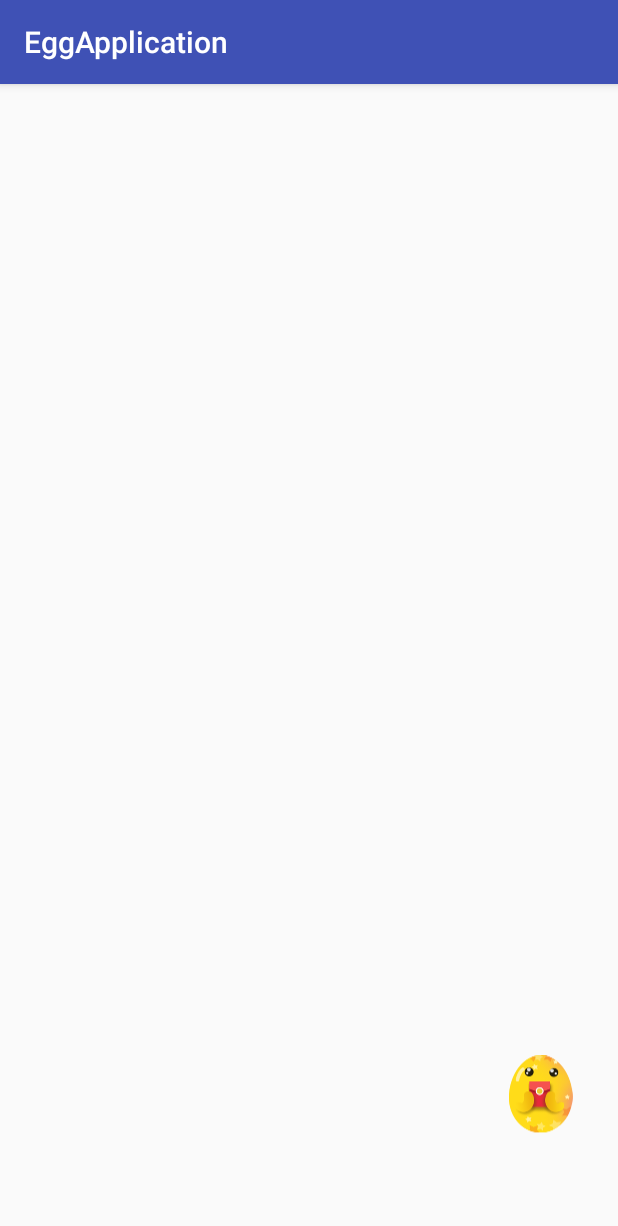
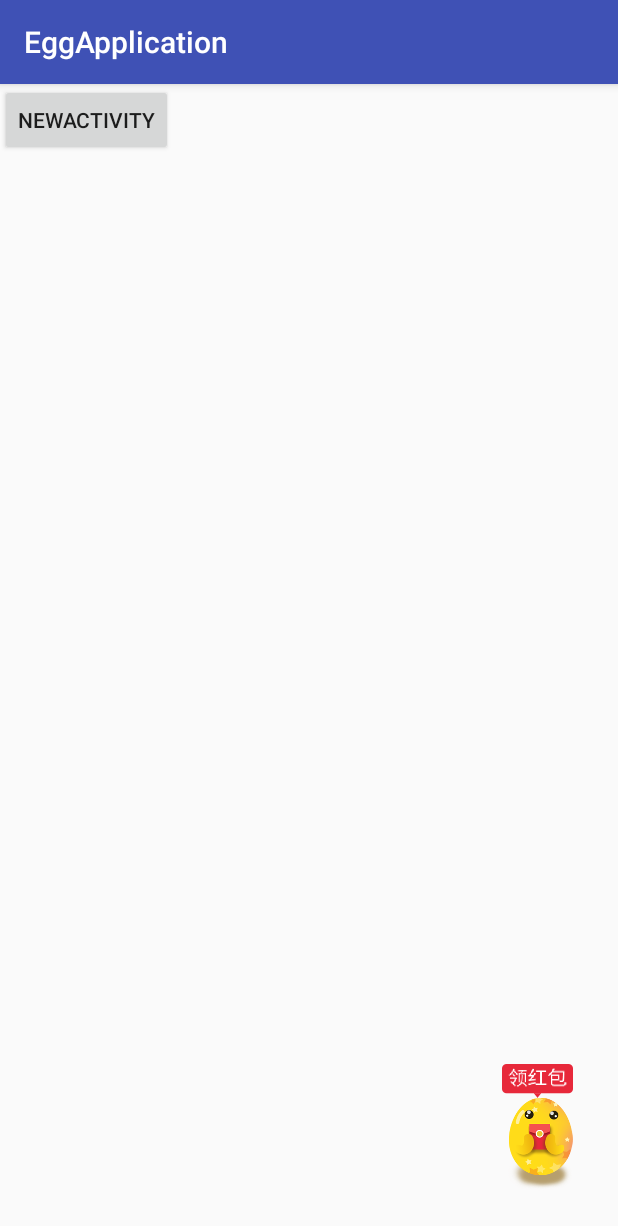
Before and after one commit to CodingForAndroid/EggApplication, an Android app: the UpShowActivity screen opened directly, with no data from a screen before it, on a phone screen of 412 x 824 dp. Shown: the top 1226 px of the screen. Run offline under Robolectric (Android 15) with nearby library versions, the phone set to English and light mode, and no system bars.

Commit message:
组合动画

```diff
--- a/app/src/main/AndroidManifest.xml
+++ b/app/src/main/AndroidManifest.xml
@@ -19,7 +19,8 @@
         <activity android:name=".EggActivity" />
         <activity android:name=".PacketActivity" />
         <activity android:name=".ReverseAnimationActivity" />
-        <activity android:name=".UpShowActivity"></activity>
+        <activity android:name=".UpShowActivity" />
+        <activity android:name=".NewActivity"></activity>
     </application>
 
 </manifest>
--- a/app/src/main/java/bczm/com/eggapplication/UpShowActivity.java
+++ b/app/src/main/java/bczm/com/eggapplication/UpShowActivity.java
@@ -6,6 +6,7 @@ import android.animation.Keyframe;
 import android.animation.ObjectAnimator;
 import android.animation.PropertyValuesHolder;
 import android.animation.ValueAnimator;
+import android.content.Intent;
 import android.support.v7.app.AppCompatActivity;
 import android.os.Bundle;
 import android.view.View;
@@ -24,6 +25,7 @@ public class UpShowActivity extends AppCompatActivity {
     private ImageView ivTiltEgg;
     private ImageView ivEggBottom;
     private ImageView ivPacket;
+    private AnimatorSet animatorSet;
 
     @Override
     protected void onCreate(Bundle savedInstanceState) {
@@ -37,12 +39,25 @@ public class UpShowActivity extends AppCompatActivity {
         ivPacket = findViewById(R.id.ivPacket);
     }
 
+    /**
+     * 点击新的页面
+     * @param view
+     */
+    public void newActivity(View view){
+        startActivity(new Intent(this,NewActivity.class));
+    }
     @Override
     protected void onResume() {
         super.onResume();
         upShowAnimation();
     }
 
+
+    @Override
+    protected void onPause() {
+        super.onPause();
+        animatorSet.cancel();
+    }
 
     public void doAnimation() {
         PropertyValuesHolder alpha1 = PropertyValuesHolder.ofFloat("alpha", 1f, 0f, 1f);
@@ -113,6 +128,8 @@ public class UpShowActivity extends AppCompatActivity {
     }
 
     public void upShowAnimation() {
+        animatorSet = new AnimatorSet();
+
         //蛋从下往上
         PropertyValuesHolder translationY1 = PropertyValuesHolder.ofFloat("translationY", 156f, -156f);
         ////蛋从上往下
@@ -230,7 +247,7 @@ public class UpShowActivity extends AppCompatActivity {
 
             }
         });
-        AnimatorSet animatorSet = new AnimatorSet();
+
         //使用play方法把两个动画拼接起来
         animatorSet.play(objectAnimatorY1).after(objectAnimatorX);
         animatorSet.play(objectAnimatorY2).after(objectAnimatorY1);
@@ -239,7 +256,7 @@ public class UpShowActivity extends AppCompatActivity {
 
 
         //时间
-        animatorSet.setDuration(1000);
+        animatorSet.setDuration(500);
         //开始执行
         animatorSet.start();
 
--- a/app/src/main/res/layout/activity_up_show.xml
+++ b/app/src/main/res/layout/activity_up_show.xml
@@ -7,7 +7,11 @@
 
     tools:context="bczm.com.eggapplication.UpShowActivity">
 
-
+    <Button
+        android:text="newActivity"
+        android:onClick="newActivity"
+        android:layout_width="wrap_content"
+        android:layout_height="wrap_content" />
 
 
 <!--    <ImageView
@@ -45,12 +49,13 @@
     <RelativeLayout
         android:layout_alignParentBottom="true"
         android:layout_alignParentRight="true"
-        android:layout_marginBottom="40dp"
+        android:layout_marginBottom="30dp"
         android:layout_width="100dp"
-        android:layout_height="109dp">
+        android:layout_height="114dp">
 
             <ImageView
                 android:visibility="gone"
+                android:layout_marginBottom="10dp"
                 android:layout_marginRight="30dp"
                 android:layout_alignParentBottom="true"
                 android:layout_alignParentRight="true"
@@ -59,7 +64,7 @@
                 android:layout_height="wrap_content"
                 android:background="@mipmap/egg" />
             <ImageView
-
+                android:visibility="gone"
                 android:id="@+id/ivPacket"
                 android:layout_width="wrap_content"
                 android:layout_height="wrap_content"
@@ -67,7 +72,7 @@
                 android:layout_alignParentRight="true"
                 android:layout_marginRight="30dp"
                 android:background="@mipmap/egg_packet"
-                android:visibility="gone" />
+               />
 
 
     </RelativeLayout>
```
Also changed, not shown: app/src/main/java/bczm/com/eggapplication/NewActivity.java (added, +13 -0 lines), app/src/main/res/layout/activity_new.xml (added, +14 -0 lines).
